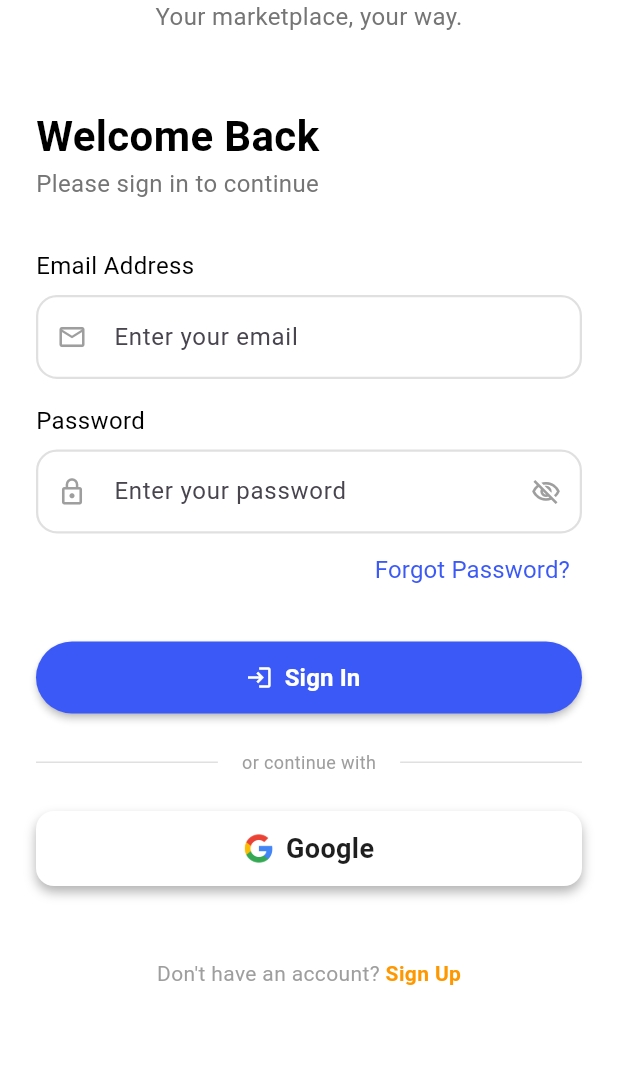
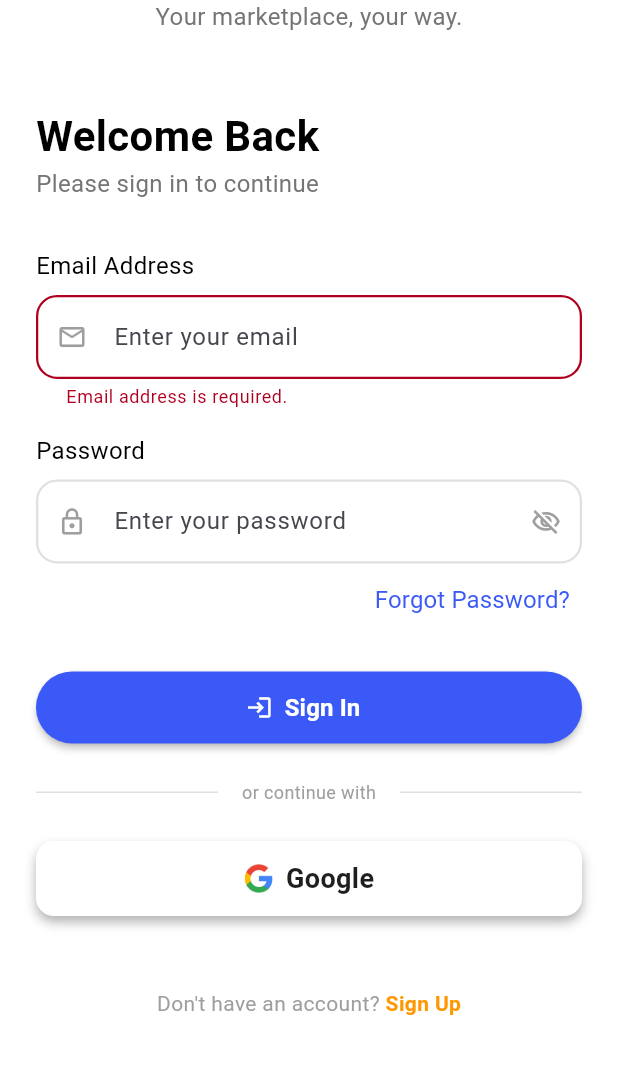
Before and after one commit to dinseanghai/shoppex, a Flutter app: the SignInView screen opened by its route, after a tap on "Sign In", on a phone screen of 412 x 824 dp, the part 89-1163 px from its top. Run offline on Flutter 3.47's test engine with Material 3 defaults, Android fonts, the phone set to English and light mode, and no system bars; our stand-ins replace connectivity_plus, dio, flutter_native_splash, get.

Commit message:
refactor(auth): add validator to sign in

```diff
--- a/lib/core/utils/validators.dart
+++ b/lib/core/utils/validators.dart
@@ -0,0 +1,63 @@
+mixin FormValidators { // <-- Just change 'abstract class' to 'mixin'
+
+  /// Validates that a field is not empty.
+  String? validateRequired(String? value, {String fieldName = 'This field'}) {
+    if (value == null || value.trim().isEmpty) {
+      return '$fieldName is required.';
+    }
+    return null;
+  }
+
+  /// Validates a standard email address structure.
+  String? validateEmail(String? value) {
+    if (value == null || value.trim().isEmpty) {
+      return 'Email address is required.';
+    }
+    final emailRegex = RegExp(
+      r"^[a-zA-Z0-9.a-zA-Z0-9.!#$%&'*+-/=?^_`{|}~]+@[a-zA-Z0-9]+\.[a-zA-Z]+",
+    );
+    if (!emailRegex.hasMatch(value.trim())) {
+      return 'Please enter a valid email address.';
+    }
+    return null;
+  }
+
+  /// Validates password strength (min 8 chars, 1 letter, 1 number).
+  String? validatePassword(String? value) {
+    if (value == null || value.isEmpty) {
+      return 'Password is required.';
+    }
+    if (value.length < 8) {
+      return 'Password must be at least 8 characters long.';
+    }
+    final hasLetters = value.contains(RegExp(r'[a-zA-Z]'));
+    final hasDigits = value.contains(RegExp(r'[0-9]'));
+    if (!hasLetters || !hasDigits) {
+      return 'Password must contain both letters and numbers.';
+    }
+    return null;
+  }
+
+  /// Validates that a confirmation password matches the original password.
+  String? validateConfirmPassword(String? value, String originalPassword) {
+    if (value == null || value.isEmpty) {
+      return 'Please confirm your password.';
+    }
+    if (value != originalPassword) {
+      return 'Passwords do not match.';
+    }
+    return null;
+  }
+
+  /// Validates basic international or local phone numbers.
+  String? validatePhone(String? value) {
+    if (value == null || value.trim().isEmpty) {
+      return 'Phone number is required.';
+    }
+    final phoneRegex = RegExp(r'^\+?[0-9]{7,15}$');
+    if (!phoneRegex.hasMatch(value.trim())) {
+      return 'Please enter a valid phone number.';
+    }
+    return null;
+  }
+}
--- a/lib/modules/sign_in/controllers/sign_in_controller.dart
+++ b/lib/modules/sign_in/controllers/sign_in_controller.dart
@@ -1,34 +1,81 @@
+import '../../../core/errors/failures.dart';
+import '../../../core/network/api_client.dart';
+import '../../../core/network/network_info.dart';
+import '../../../core/utils/validators.dart';
+import '../../../data/models/login_model.dart';
+import '../../../routes/app_pages.dart';
+import '../../home/widgets/snackbars.dart';
 import 'dart:async';
 import 'package:flutter/material.dart';
 import 'package:get/get.dart';
-import '../../../core/errors/failures.dart';
-import '../../../core/network/network_info.dart';
-import '../../home/widgets/snackbars.dart';
 
-class SignInController extends GetxController {
-  final formKey = GlobalKey<FormState>();
-  var isPasswordObscured = true.obs;
-  // 1. Inject the NetworkInfo dependency
+
+class SignInController extends GetxController with FormValidators {
+  final _authprovider = Get.find<ApiClient>();
   final NetworkInfo networkInfo;
 
-  // 2. Network state variables
+  // --- Form & Input Elements ---
+  final formKey = GlobalKey<FormState>();
+  final emailController = TextEditingController();
+  final passwordController = TextEditingController();
+
+  // --- Observables ---
+  var isPasswordObscured = true.obs;
   final isOnline = true.obs;
+  var isLoading = false.obs; // Added to manage your CustomButton loading state
+
   StreamSubscription? _networkSubscription;
 
   SignInController({required this.networkInfo});
+
+  @override
+  void onInit() {
+    super.onInit();
+    _checkInitialStatus();
+    _listenToNetworkChanges();
+  }
+
+  /// Entry point triggered by the CustomButton in your SignInView
+  void handleSignIn() {
+    // 1. Triggers your custom FormValidators methods mapped in the View
+    if (formKey.currentState!.validate()) {
+      // 2. Map form data safely if validation passes
+      final req = LoginReq(
+        email: emailController.text.trim(),
+        password: passwordController.text,
+      );
+
+      // 3. Fire off the authentication API request
+      login(req);
+    }
+  }
+
+  void login(LoginReq req) async {
+    try {
+      isLoading.value = true; // Shows progress indicator on CustomButton
+
+      final response = await _authprovider.login(req);
+
+      if (response.statusCode == 200) {
+        Get.offAllNamed(Routes.HOME);
+        return;
+      }
+      throw Exception(response.data['message'] ?? 'An unknown error occurred');
+    } catch (e) {
+      Get.defaultDialog(
+        title: "Login Failed",
+        middleText: e.toString().replaceFirst("Exception: ", ""),
+      );
+    } finally {
+      isLoading.value = false; // Hides progress indicator
+    }
+  }
 
   void togglePasswordVisibility() {
     isPasswordObscured.value = !isPasswordObscured.value;
   }
 
-  @override
-  void onInit() {
-    super.onInit();
-    // 3. Start checking connection as soon as the Sign-In screen initializes
-    _checkInitialStatus();
-    _listenToNetworkChanges();
-  }
-
+  // --- Network Connection Monitoring ---
   void _checkInitialStatus() async {
     final status = await networkInfo.isConnected;
     isOnline.value = status;
@@ -45,7 +92,6 @@ class SignInController extends GetxController {
   void _handleSnackbar(bool status) {
     if (!status) {
       if (Get.isSnackbarOpen) return;
-
       final failure = NetworkFailure();
       Snackbars.showNetworkError(failure.message);
     } else {
@@ -58,7 +104,11 @@ class SignInController extends GetxController {
 
   @override
   void onClose() {
-    // 4. Clean up the subscription when the Sign-In screen is disposed
+    // Clean up text editing streams to prevent context/memory leaks
+    emailController.dispose();
+    passwordController.dispose();
+
+    // Clean up network background streams
     _networkSubscription?.cancel();
     super.onClose();
   }
--- a/lib/modules/sign_in/views/sign_in_view.dart
+++ b/lib/modules/sign_in/views/sign_in_view.dart
@@ -10,13 +10,12 @@ import '../../../shared/widgets/custom_textformfield.dart';
 import '../controllers/sign_in_controller.dart';
 
 class SignInView extends StatelessWidget {
-  const SignInView({super.key});
+  const SignInView({super.key}); // Made const since we removed local stateful variables
 
   @override
   Widget build(BuildContext context) {
+    // Injecting the controller
     final controller = Get.put(SignInController(networkInfo: Get.find()));
-
-    // REMOVED: bool _obscurePassword = true; (We will use the controller state instead)
 
     return Scaffold(
       backgroundColor: AppColors.background,
@@ -25,7 +24,7 @@ class SignInView extends StatelessWidget {
           child: Padding(
             padding: const EdgeInsets.symmetric(horizontal: 24),
             child: Form(
-              key: controller.formKey,
+              key: controller.formKey, // Uses the controller's formKey
               child: Column(
                 crossAxisAlignment: CrossAxisAlignment.start,
                 children: [
@@ -63,17 +62,22 @@ class SignInView extends StatelessWidget {
                     prefixIcon: Icons.mail_outline_outlined,
                     hint: 'Enter your email',
                     keyboardType: TextInputType.emailAddress,
+                    controller: controller.emailController, // Correct
+                    validator: controller.validateEmail,
                   ),
                   AppSizes.gapH16,
                   Text('Password', style: AppTextStyles.displaySmall_Primary),
                   AppSizes.gapH8,
 
+                  // Listens to password visibility toggles
                   Obx(
                         () => CustomFormField(
                       prefixIcon: Icons.lock_outline,
                       hint: 'Enter your password',
                       isPassword: controller.isPasswordObscured.value,
                       keyboardType: TextInputType.visiblePassword,
+                      controller: controller.passwordController, // Correct
+                      //validator: controller.validatePassword,
                       suffixIcon: IconButton(
                         icon: Icon(
                           controller.isPasswordObscured.value
@@ -86,7 +90,7 @@ class SignInView extends StatelessWidget {
                   ),
                   Align(
                     alignment: Alignment.centerRight,
-                    child: IntrinsicWidth( // Forces the button to only take up its required text width
+                    child: IntrinsicWidth(
                       child: CustomButton(
                         buttontype: ButtonType.text,
                         text: 'Forgot Password?',
@@ -95,34 +99,53 @@ class SignInView extends StatelessWidget {
                     ),
                   ),
                   AppSizes.gapH24,
-                  CustomButton(
-                    buttontype: ButtonType.elevated,
+
+                  // Wrapped in Obx to listen to loading state changes
+                  Obx(
+                        () => CustomButton(
+                      buttontype: ButtonType.elevated,
                       iconAlignment: IconAlignment.start,
                       icon: Icons.login,
                       isBold: true,
-                      text: 'Sign In', onPressed: (){}),
+                      text: 'Sign In',
+                      isLoading: controller.isLoading.value, // Assuming CustomButton accepts isLoading
+                      onPressed: controller.isLoading.value
+                          ? null // Prevents accidental double-tap submissions while loading
+                          : () => controller.handleSignIn(), // Triggers validation safely
+                    ),
+                  ),
                   AppSizes.gapH24,
                   const Row(
                     children: [
                       Expanded(child: Divider(color: Color(0xFFE0E0E0))),
                       Padding(
                         padding: EdgeInsets.symmetric(horizontal: 16),
-                        child: Text('or continue with', style: TextStyle(color: Colors.grey, fontSize: 12)),
+                        child: Text(
+                          'or continue with',
+                          style: TextStyle(color: Colors.grey, fontSize: 12),
+                        ),
                       ),
                       Expanded(child: Divider(color: Color(0xFFE0E0E0))),
                     ],
                   ),
                   AppSizes.gapH24,
-                  GoogleSignInButton(onTap: (){}),
+                  GoogleSignInButton(onTap: () {}),
                   AppSizes.gapH48,
                   Row(
                     mainAxisAlignment: MainAxisAlignment.center,
                     children: [
-                      const Text("Don't have an account? ", style: TextStyle(color: Colors.grey, fontSize: 14)),
+                      const Text(
+                        "Don't have an account? ",
+                        style: TextStyle(color: Colors.grey, fontSize: 14),
+                      ),
                       GestureDetector(
                         child: const Text(
                           'Sign Up',
-                          style: TextStyle(color: Colors.orange, fontSize: 14, fontWeight: FontWeight.bold),
+                          style: TextStyle(
+                            color: Colors.orange,
+                            fontSize: 14,
+                            fontWeight: FontWeight.bold,
+                          ),
                         ),
                       ),
                     ],
--- a/lib/routes/app_pages.dart
+++ b/lib/routes/app_pages.dart
@@ -26,7 +26,7 @@ class AppPages {
     ),
     GetPage(
       name: _Paths.SIGNIN,
-      page: () => const SignInView(),
+      page: () => SignInView(),
       binding: SignInBinding(),
     ),
   ];
```
